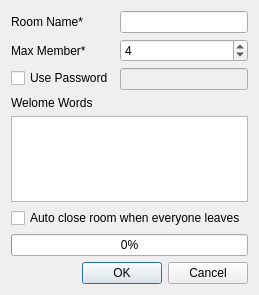
The window that widgets/newroomwindow.ui (liuyanghejerry/painttyWidget) describes before a commit, drawn with Qt 5.
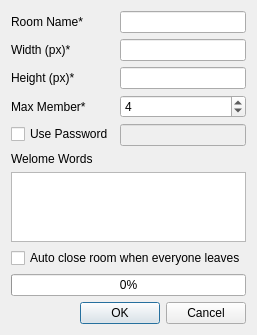
The same window after the commit.

Commit message: add: stub canvas size inputbox.

```diff
--- a/widgets/newroomwindow.ui
+++ b/widgets/newroomwindow.ui
@@ -6,8 +6,8 @@
    <rect>
     <x>0</x>
     <y>0</y>
-    <width>259</width>
-    <height>295</height>
+    <width>257</width>
+    <height>318</height>
    </rect>
   </property>
   <property name="windowTitle">
@@ -16,8 +16,6 @@
   <property name="modal">
    <bool>true</bool>
   </property>
-  <layout class="QVBoxLayout" name="verticalLayout_2">
-   <item>
     <layout class="QVBoxLayout" name="verticalLayout">
      <item>
       <layout class="QFormLayout" name="formLayout">
@@ -35,27 +33,34 @@
          </property>
         </widget>
        </item>
+     <item row="1" column="0">
+      <widget class="QLabel" name="label_4">
+       <property name="text">
+        <string>Width (px)*</string>
+       </property>
+      </widget>
+     </item>
+     <item row="1" column="1">
+      <widget class="QLineEdit" name="lineEdit_3"/>
+     </item>
+     <item row="2" column="0">
+      <widget class="QLabel" name="label_5">
+       <property name="text">
+        <string>Height (px)*</string>
+       </property>
+      </widget>
+     </item>
+     <item row="2" column="1">
+      <widget class="QLineEdit" name="lineEdit_4"/>
+     </item>
        <item row="3" column="0">
-        <widget class="QCheckBox" name="checkBox">
+      <widget class="QLabel" name="label_2">
          <property name="text">
-          <string>Use Password</string>
+        <string>Max Member*</string>
          </property>
         </widget>
        </item>
        <item row="3" column="1">
-        <widget class="QLineEdit" name="lineEdit_2">
-         <property name="enabled">
-          <bool>false</bool>
-         </property>
-         <property name="maxLength">
-          <number>16</number>
-         </property>
-         <property name="echoMode">
-          <enum>QLineEdit::PasswordEchoOnEdit</enum>
-         </property>
-        </widget>
-       </item>
-       <item row="2" column="1">
         <widget class="QSpinBox" name="spinBox">
          <property name="minimum">
           <number>1</number>
@@ -68,10 +73,23 @@
          </property>
         </widget>
        </item>
-       <item row="2" column="0">
-        <widget class="QLabel" name="label_2">
+     <item row="4" column="0">
+      <widget class="QCheckBox" name="checkBox">
          <property name="text">
-          <string>Max Member*</string>
+        <string>Use Password</string>
+       </property>
+      </widget>
+     </item>
+     <item row="4" column="1">
+      <widget class="QLineEdit" name="lineEdit_2">
+       <property name="enabled">
+        <bool>false</bool>
+       </property>
+       <property name="maxLength">
+        <number>16</number>
+       </property>
+       <property name="echoMode">
+        <enum>QLineEdit::PasswordEchoOnEdit</enum>
          </property>
         </widget>
        </item>
@@ -101,8 +119,6 @@
        </property>
       </widget>
      </item>
-    </layout>
-   </item>
    <item>
     <widget class="QDialogButtonBox" name="buttonBox">
      <property name="orientation">
```
Left out of the diff: 1 changed line with no effect on the pictures. Lines whose indentation alone changed are shown as unchanged. The commit also changes 2 other files.
